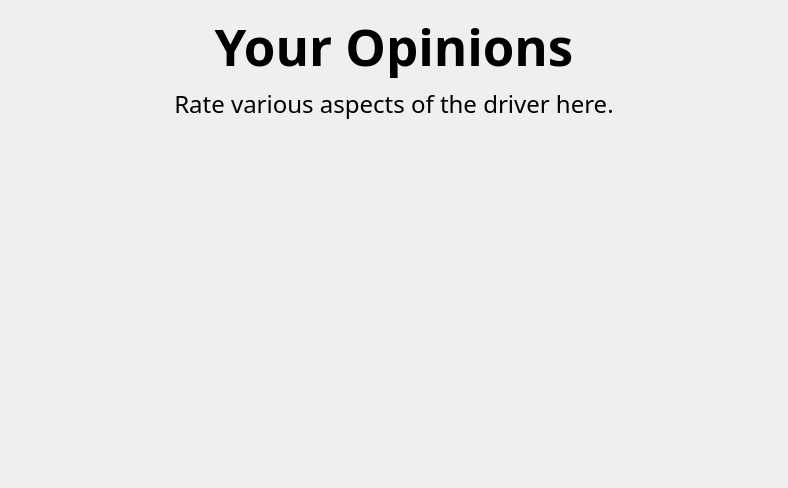
Q-FRC/Scouter, file ui/SubjectiveScales.ui: the form before one commit.
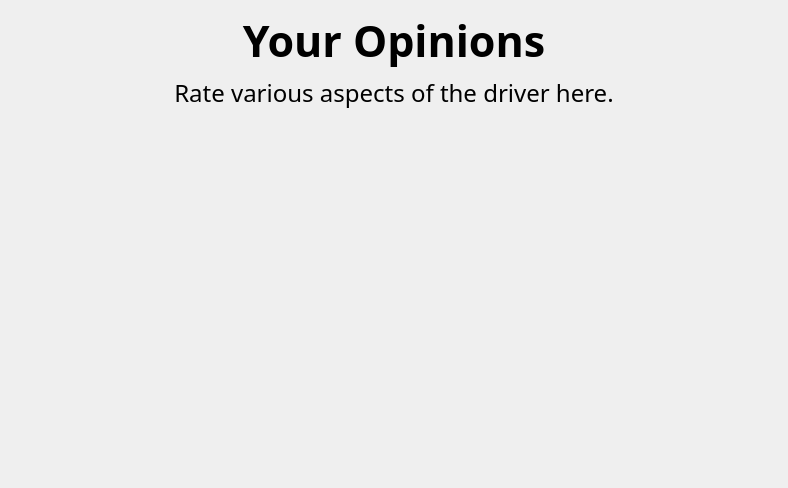
The form after the commit.

```diff
--- a/ui/SubjectiveScales.ui
+++ b/ui/SubjectiveScales.ui
@@ -25,7 +25,7 @@
      <property name="font">
       <font>
        <family>Noto Sans</family>
-       <pointsize>38</pointsize>
+       <pointsize>32</pointsize>
        <bold>true</bold>
       </font>
      </property>
```
